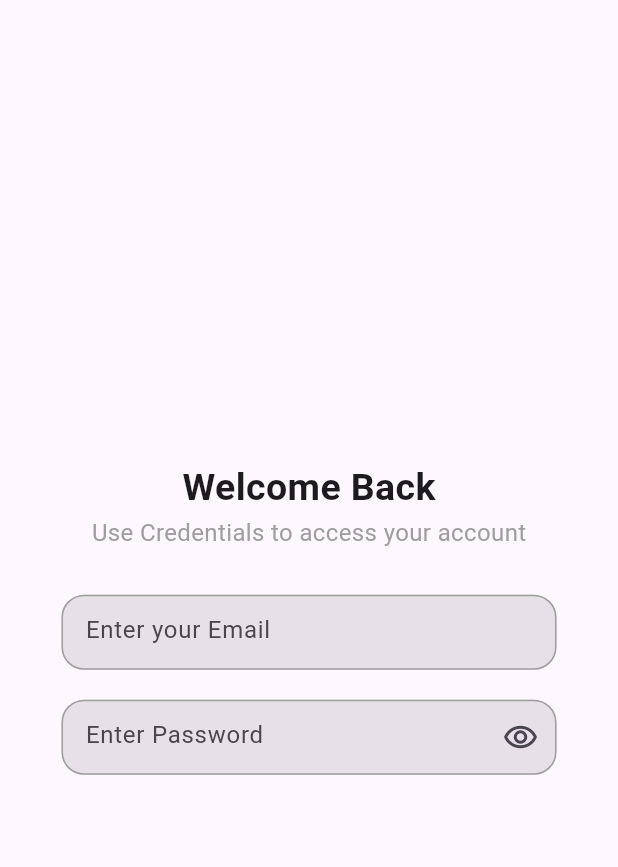
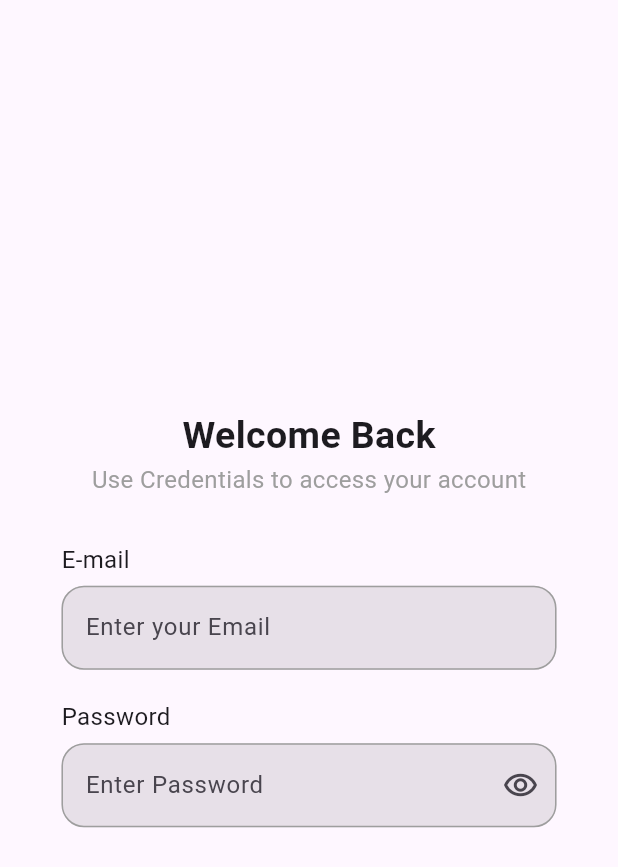
Before and after one commit to Maha6468/vuku_project_3, a Flutter app: the screen it shows after launch, on a phone screen of 412 x 824 dp. Shown: the top 867 px of the screen. Run offline on Flutter 3.47's test engine with Material 3 defaults, Android fonts, the phone set to English and light mode, and no system bars.

Commit message:
last update

```diff
--- a/lib/Custom_Widget/text_from_field.dart
+++ b/lib/Custom_Widget/text_from_field.dart
@@ -2,20 +2,25 @@
 import 'package:flutter/material.dart';
 
 class Text_Form_Field extends StatelessWidget {
+  final String text;
   final String? lablText;
   final String? hinText;
   final bool filled;
   final Color? fillColor;
   final IconData? preIcon;
   final IconData? sufIcon;
-  const Text_Form_Field({super.key, required this.filled, this.fillColor, this.preIcon, this.sufIcon, this.hinText, this.lablText});
+  const Text_Form_Field({super.key, required this.filled, this.fillColor, this.preIcon, this.sufIcon, this.hinText, this.lablText, required this.text});
 
   @override
   Widget build(BuildContext context) {
     return  SizedBox(
       width: 330,
-      height: 50,
-      child: TextFormField(
+      child: Column(
+        crossAxisAlignment: CrossAxisAlignment.start,
+        children: [
+          Text(text,style: TextStyle(fontSize: 16),),
+          SizedBox(height: 6,),
+          TextFormField(
             decoration: InputDecoration(
               // labelText:label,
               labelText: lablText != null ? lablText : null,
@@ -59,6 +64,8 @@ class Text_Form_Field extends StatelessWidget {
 
             ),
           ),
+        ],
+      ),
     );
   }
 }
```
Lines whose indentation alone changed are shown as unchanged.
